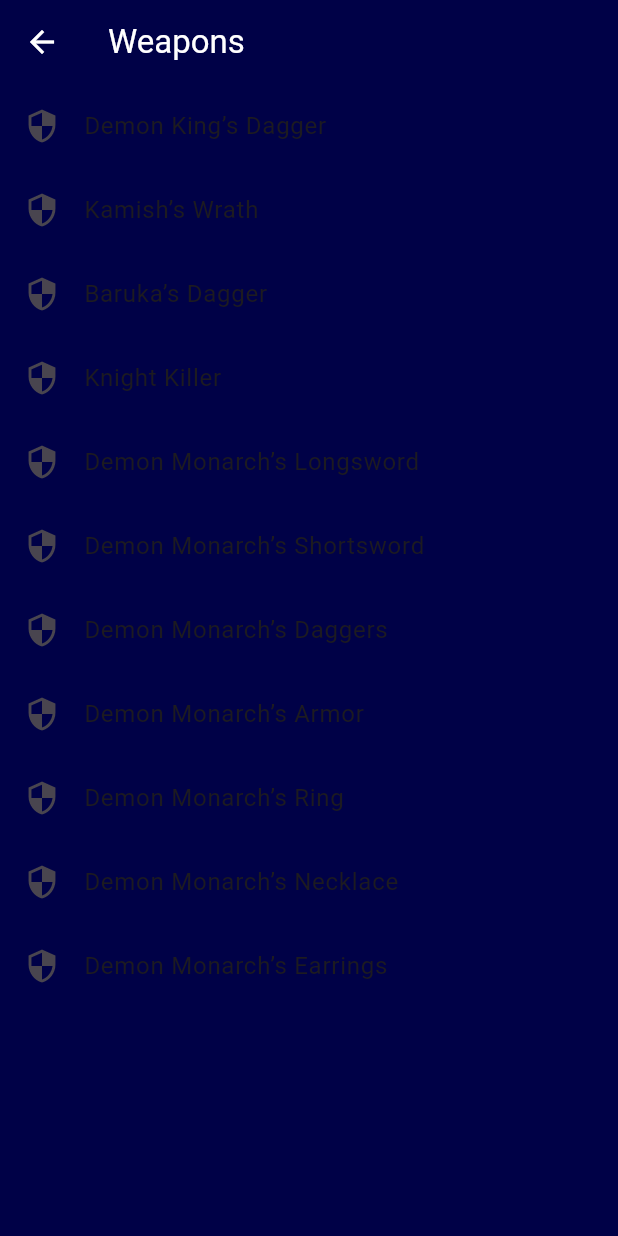
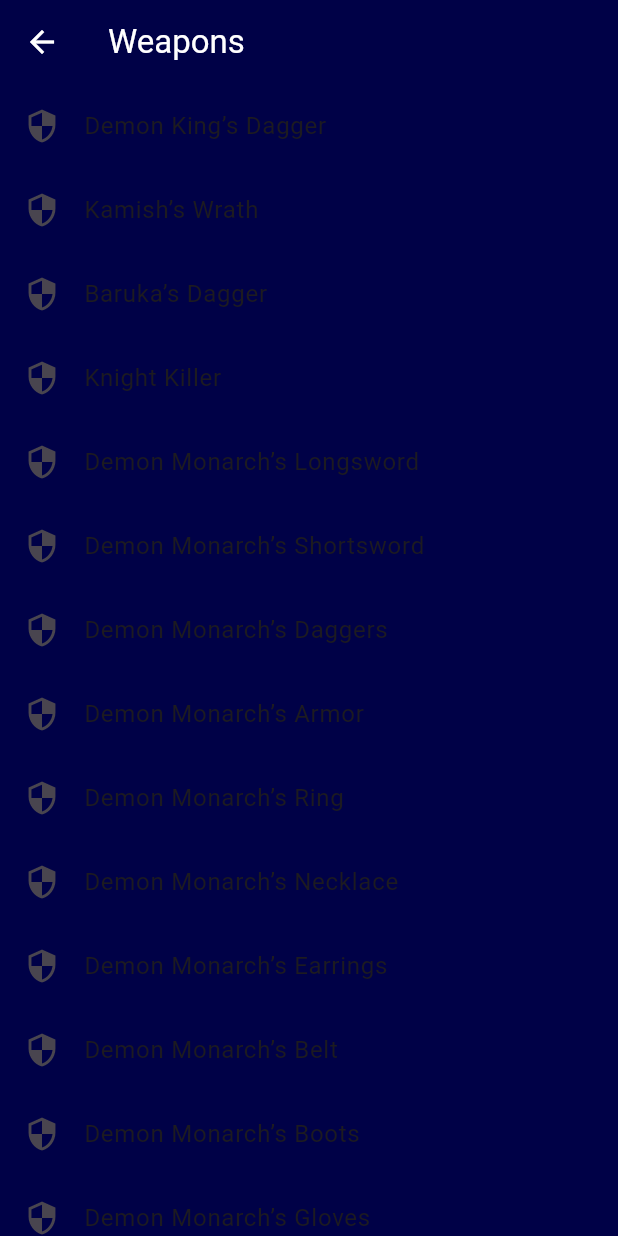
Before and after one commit to aldenngsk/Orb25---ShadowFit-Apollo-, a Flutter app: the WeaponsPage screen opened directly, on a phone screen of 412 x 824 dp. Run offline on Flutter 3.47's test engine with Material 3 defaults, Android fonts, the phone set to English and light mode, and no system bars; our stand-ins replace camera, cloud_firestore, firebase_auth, firebase_core, firebase_storage, just_audio and 2 more; missing offline and left inert: google_mlkit_pose_detection; accounts and stored records are empty.

Commit message:
added clothes

```diff
--- a/lib/pages/weapons_page.dart
+++ b/lib/pages/weapons_page.dart
@@ -15,6 +15,10 @@ class WeaponsPage extends StatelessWidget {
     'Demon Monarch’s Ring',
     'Demon Monarch’s Necklace',
     'Demon Monarch’s Earrings',
+    'Demon Monarch’s Belt',
+    'Demon Monarch’s Boots',
+    'Demon Monarch’s Gloves',
+    'Demon Monarch’s Cloak',
   ];
 
   @override
```
